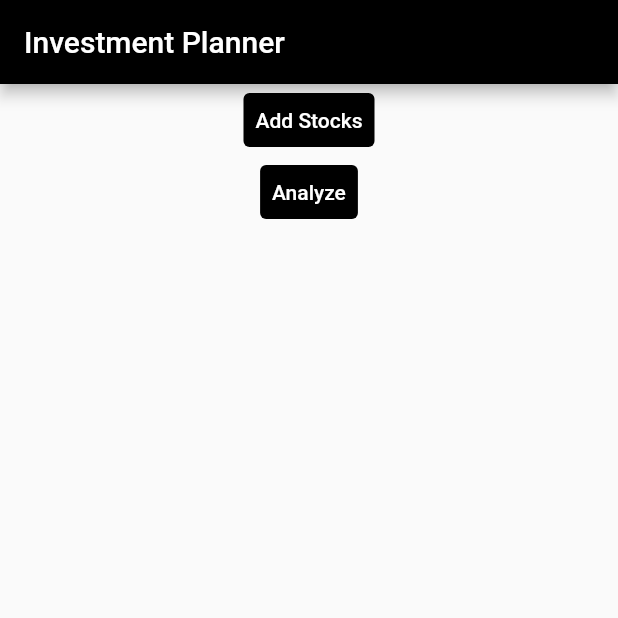
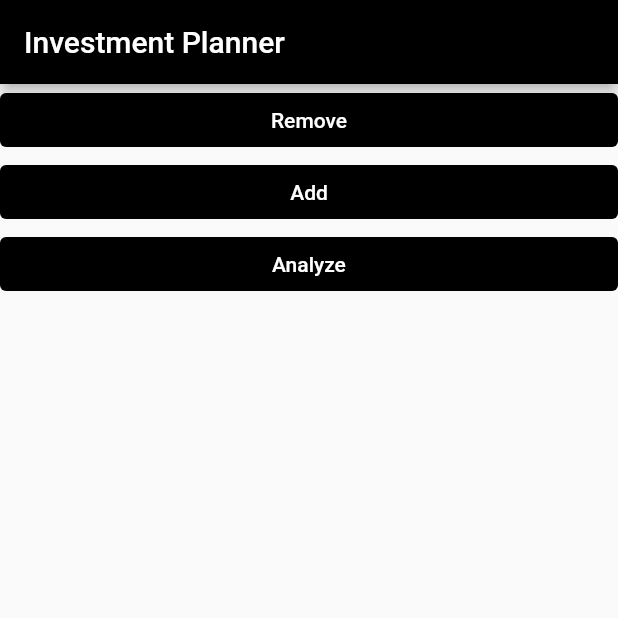
Before and after one commit to Anoop1001/InvestmentPlanner, a Flutter app: the screen it shows after launch, on a phone screen of 412 x 824 dp, the top half of it. Run offline on Flutter 3.47's test engine with Material 2 defaults, Android fonts, the phone set to English and light mode, and no system bars; our stand-ins replace pie_chart.

Commit message:
UI updated

```diff
--- a/lib/inverstment-planner.dart
+++ b/lib/inverstment-planner.dart
@@ -101,7 +101,21 @@ class _MyHomePageState extends State<MyHomePage> {
             backgroundColor: Colors.black,
             foregroundColor: Colors.white),
         body: SingleChildScrollView(
-            child: Column(children: [
+            child: SizedBox(
+                height: MediaQuery.of(context).size.height,
+                child: ListView(children: [
+                  TextButton(
+                    style: ButtonStyle(
+                        foregroundColor:
+                            MaterialStateProperty.all<Color>(Colors.white),
+                        backgroundColor:
+                            MaterialStateProperty.all<Color>(Colors.black)),
+                    onPressed: () {
+                      stockList.removeLast();
+                      setState(() {});
+                    },
+                    child: const Text('Remove'),
+                  ),
                   ListView.builder(
                       shrinkWrap: true,
                       itemCount: stockList.length,
@@ -114,18 +128,20 @@ class _MyHomePageState extends State<MyHomePage> {
                       }),
                   TextButton(
                     style: ButtonStyle(
-                foregroundColor: MaterialStateProperty.all<Color>(Colors.white),
+                        foregroundColor:
+                            MaterialStateProperty.all<Color>(Colors.white),
                         backgroundColor:
                             MaterialStateProperty.all<Color>(Colors.black)),
                     onPressed: () {
                       stockList.add(Stock());
                       setState(() {});
                     },
-            child: const Text('Add Stocks'),
+                    child: const Text('Add'),
                   ),
                   TextButton(
                     style: ButtonStyle(
-                foregroundColor: MaterialStateProperty.all<Color>(Colors.white),
+                        foregroundColor:
+                            MaterialStateProperty.all<Color>(Colors.white),
                         backgroundColor:
                             MaterialStateProperty.all<Color>(Colors.black)),
                     onPressed: () {
@@ -139,9 +155,11 @@ class _MyHomePageState extends State<MyHomePage> {
                           ? const Text("")
                           : PieChart(
                               dataMap: stockDetails,
-                      animationDuration: const Duration(milliseconds: 800),
+                              animationDuration:
+                                  const Duration(milliseconds: 800),
                               chartLegendSpacing: 32,
-                      chartRadius: MediaQuery.of(context).size.width / 3.2,
+                              chartRadius:
+                                  MediaQuery.of(context).size.width / 3.2,
                               colorList: const [
                                 Colors.green,
                                 Colors.blue,
@@ -151,7 +169,7 @@ class _MyHomePageState extends State<MyHomePage> {
                                 Colors.yellow
                               ],
                             ))
-        ])));
+                ]))));
   }
 }
 
```
Lines whose indentation alone changed are shown as unchanged.
